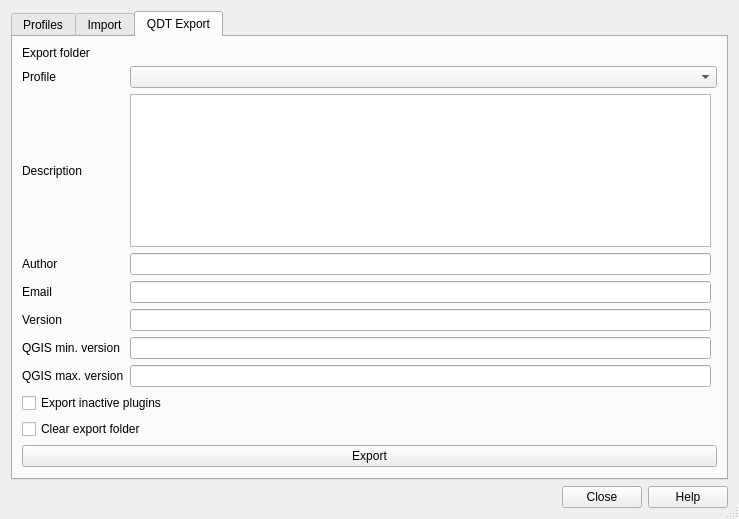
Old version of the form profile_manager/profile_manager_dialog_base.ui in the repository qgis-deployment/profile_manager.
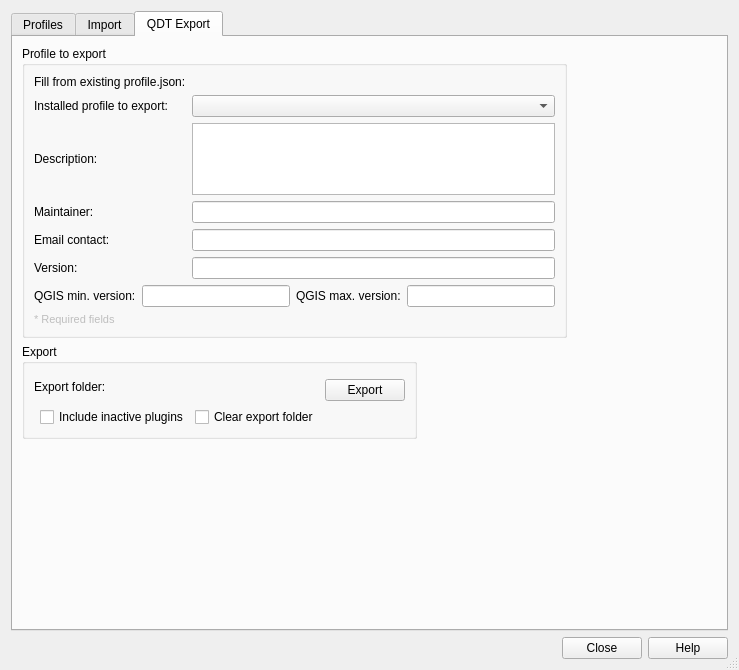
New version of the form. The open tabs and pages were chosen to show the change. Custom widgets are drawn as their Qt base class.

Commit message: improve(qdt): split import and export buttons

The edit to the form file:
```diff
--- a/profile_manager/profile_manager_dialog_base.ui
+++ b/profile_manager/profile_manager_dialog_base.ui
@@ -7,7 +7,7 @@
     <x>0</x>
     <y>0</y>
     <width>739</width>
-    <height>519</height>
+    <height>670</height>
    </rect>
   </property>
   <property name="windowTitle">
@@ -392,14 +392,107 @@
       </attribute>
       <layout class="QGridLayout" name="gridLayout">
        <item row="3" column="0">
+        <widget class="QGroupBox" name="groupBox_2">
+         <property name="title">
+          <string>Export</string>
+         </property>
+         <layout class="QGridLayout" name="gridLayout_2">
+          <item row="3" column="1">
+           <widget class="QCheckBox" name="qdt_inactive_plugin_export_checkbox">
+            <property name="text">
+             <string>Include inactive plugins</string>
+            </property>
+           </widget>
+          </item>
+          <item row="1" column="2">
+           <widget class="QgsFileWidget" name="qdt_file_widget">
+            <property name="storageMode">
+             <enum>QgsFileWidget::GetDirectory</enum>
+            </property>
+           </widget>
+          </item>
+          <item row="0" column="0" rowspan="2" colspan="2">
+           <widget class="QLabel" name="lbl_export_folder">
+            <property name="text">
+             <string>Export folder:</string>
+            </property>
+           </widget>
+          </item>
+          <item row="1" column="3">
+           <widget class="QPushButton" name="export_qdt_button">
+            <property name="text">
+             <string>Export</string>
+            </property>
+           </widget>
+          </item>
+          <item row="3" column="2">
+           <widget class="QCheckBox" name="qdt_clear_export_folder_checkbox">
+            <property name="text">
+             <string>Clear export folder</string>
+            </property>
+           </widget>
+          </item>
+         </layout>
+        </widget>
+       </item>
+       <item row="7" column="0" colspan="3">
+        <spacer name="verticalSpacer_4">
+         <property name="orientation">
+          <enum>Qt::Vertical</enum>
+         </property>
+         <property name="sizeHint" stdset="0">
+          <size>
+           <width>20</width>
+           <height>40</height>
+          </size>
+         </property>
+        </spacer>
+       </item>
+       <item row="0" column="0" colspan="2">
+        <widget class="QGroupBox" name="groupBox">
+         <property name="title">
+          <string>Profile to export</string>
+         </property>
+         <layout class="QGridLayout" name="gridLayout_3">
+          <item row="1" column="1">
+           <widget class="QComboBox" name="qdt_export_profile_cbx"/>
+          </item>
+          <item row="4" column="0">
+           <widget class="QLabel" name="qdt_email_label">
+            <property name="text">
+             <string>Email contact:</string>
+            </property>
+           </widget>
+          </item>
+          <item row="0" column="1">
+           <widget class="QgsFileWidget" name="qdt_import_file_widget">
+            <property name="toolTip">
+             <string>Fill the form below with the metadata of an existing QDT profile.json</string>
+            </property>
+            <property name="filter">
+             <string>QDT profile (profile.json);;JSON (*.json)</string>
+            </property>
+            <property name="storageMode">
+             <enum>QgsFileWidget::GetFile</enum>
+            </property>
+           </widget>
+          </item>
+          <item row="4" column="1">
+           <widget class="QLineEdit" name="qdt_email_edit"/>
+          </item>
+          <item row="3" column="0">
         <widget class="QLabel" name="qdt_author_label">
          <property name="text">
-          <string>Author</string>
+             <string>Maintainer:</string>
          </property>
         </widget>
        </item>
-       <item row="3" column="1">
-        <widget class="QLineEdit" name="qdt_author_edit"/>
+          <item row="0" column="0">
+           <widget class="QLabel" name="qdt_import_label">
+            <property name="text">
+             <string>Fill from existing profile.json:</string>
+            </property>
+           </widget>
        </item>
        <item row="1" column="0">
         <widget class="QLabel" name="qdt_profile_label">
@@ -410,109 +503,101 @@
           </sizepolicy>
          </property>
          <property name="text">
-          <string>Profile</string>
+             <string>Installed profile to export:</string>
          </property>
         </widget>
        </item>
-       <item row="6" column="0">
-        <widget class="QLabel" name="qdt_qgis_min_version_label">
-         <property name="text">
-          <string>QGIS min. version</string>
-         </property>
-        </widget>
-       </item>
-       <item row="2" column="0">
-        <widget class="QLabel" name="qdt_description_label">
+          <item row="2" column="1">
+           <widget class="QTextEdit" name="qdt_description_edit">
+            <property name="maximumSize">
+             <size>
+              <width>16777215</width>
+              <height>80</height>
+             </size>
+            </property>
+            <property name="frameShape">
+             <enum>QFrame::StyledPanel</enum>
+            </property>
+            <property name="sizeAdjustPolicy">
+             <enum>QAbstractScrollArea::AdjustToContents</enum>
+            </property>
+            <property name="markdown">
+             <string notr="true"/>
+            </property>
+            <property name="acceptRichText">
+             <bool>false</bool>
+            </property>
+           </widget>
+          </item>
+          <item row="8" column="0">
+           <widget class="QLabel" name="qdt_required_legend">
+            <property name="enabled">
+             <bool>false</bool>
+            </property>
+            <property name="font">
+             <font>
+              <pointsize>8</pointsize>
+             </font>
+            </property>
+            <property name="cursor">
+             <cursorShape>IBeamCursor</cursorShape>
+            </property>
+            <property name="contextMenuPolicy">
+             <enum>Qt::NoContextMenu</enum>
+            </property>
          <property name="text">
-          <string>Description</string>
-         </property>
-        </widget>
-       </item>
-       <item row="1" column="1" colspan="2">
-        <widget class="QComboBox" name="qdt_export_profile_cbx"/>
-       </item>
-       <item row="4" column="0">
-        <widget class="QLabel" name="qdt_email_label">
+             <string>* Required fields</string>
+            </property>
+            <property name="textInteractionFlags">
+             <set>Qt::NoTextInteraction</set>
+            </property>
+           </widget>
+          </item>
+          <item row="3" column="1">
+           <widget class="QLineEdit" name="qdt_author_edit"/>
+          </item>
+          <item row="5" column="0">
+           <widget class="QLabel" name="qdt_version_label">
          <property name="text">
-          <string>Email</string>
+             <string>Version:</string>
          </property>
         </widget>
        </item>
-       <item row="4" column="1">
-        <widget class="QLineEdit" name="qdt_email_edit"/>
-       </item>
        <item row="5" column="1">
         <widget class="QLineEdit" name="qdt_version_edit"/>
        </item>
-       <item row="9" column="0" colspan="2">
-        <widget class="QCheckBox" name="qdt_clear_export_folder_checkbox">
+          <item row="2" column="0">
+           <widget class="QLabel" name="qdt_description_label">
          <property name="text">
-          <string>Clear export folder</string>
+             <string>Description:</string>
          </property>
         </widget>
        </item>
-       <item row="6" column="1">
+          <item row="6" column="0" colspan="2">
+           <layout class="QHBoxLayout" name="qdt_qgis_versions_layout">
+            <item>
+             <widget class="QLabel" name="qdt_qgis_min_version_label">
+              <property name="text">
+               <string>QGIS min. version:</string>
+              </property>
+             </widget>
+            </item>
+            <item>
         <widget class="QLineEdit" name="qdt_qgis_min_version_edit"/>
        </item>
-       <item row="12" column="0" colspan="3">
-        <spacer name="verticalSpacer_4">
-         <property name="orientation">
-          <enum>Qt::Vertical</enum>
-         </property>
-         <property name="sizeHint" stdset="0">
-          <size>
-           <width>20</width>
-           <height>40</height>
-          </size>
-         </property>
-        </spacer>
-       </item>
-       <item row="8" column="0" colspan="2">
-        <widget class="QCheckBox" name="qdt_inactive_plugin_export_checkbox">
-         <property name="text">
-          <string>Export inactive plugins</string>
-         </property>
-        </widget>
-       </item>
-       <item row="5" column="0">
-        <widget class="QLabel" name="qdt_version_label">
-         <property name="text">
-          <string>Version</string>
-         </property>
-        </widget>
-       </item>
-       <item row="11" column="0" colspan="3">
-        <widget class="QPushButton" name="export_qdt_button">
-         <property name="text">
-          <string>Export</string>
-         </property>
-        </widget>
-       </item>
-       <item row="7" column="0">
+            <item>
         <widget class="QLabel" name="qdt_qgis_max_version_label">
          <property name="text">
-          <string>QGIS max. version</string>
+               <string>QGIS max. version:</string>
          </property>
         </widget>
        </item>
-       <item row="7" column="1">
+            <item>
         <widget class="QLineEdit" name="qdt_qgis_max_version_edit"/>
        </item>
-       <item row="2" column="1">
-        <widget class="QTextEdit" name="qdt_description_edit"/>
-       </item>
-       <item row="0" column="1">
-        <widget class="QgsFileWidget" name="qdt_file_widget">
-         <property name="storageMode">
-          <enum>QgsFileWidget::GetDirectory</enum>
-         </property>
-        </widget>
-       </item>
-       <item row="0" column="0">
-        <widget class="QLabel" name="lbl_export_folder">
-         <property name="text">
-          <string>Export folder</string>
-         </property>
+           </layout>
+          </item>
+         </layout>
         </widget>
        </item>
       </layout>
```
Left out of the diff: 2 changed lines with no effect on the pictures. Lines whose indentation alone changed are shown as unchanged. The commit also changes 1 other file.
